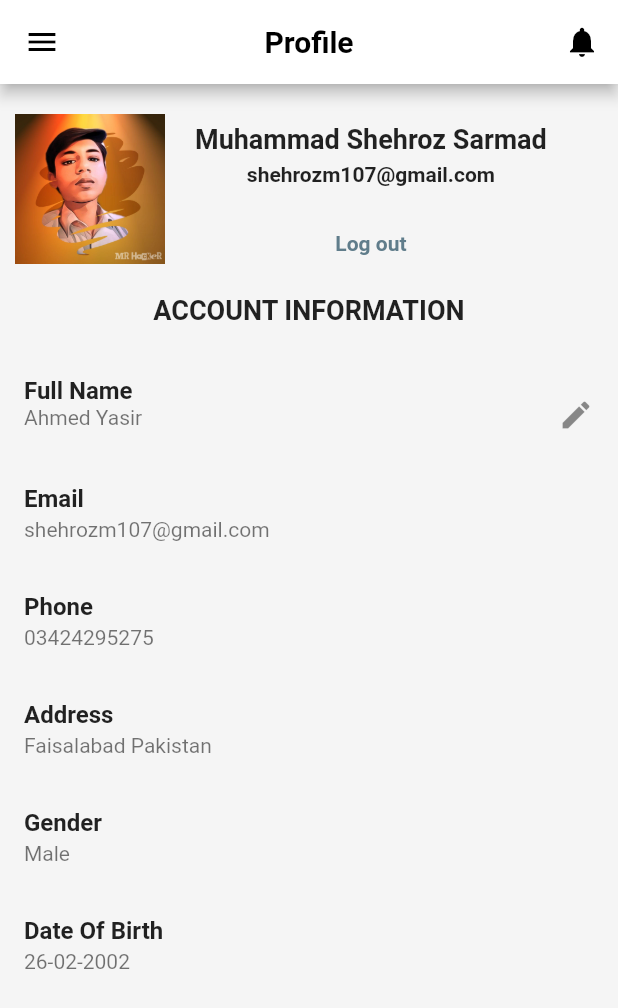
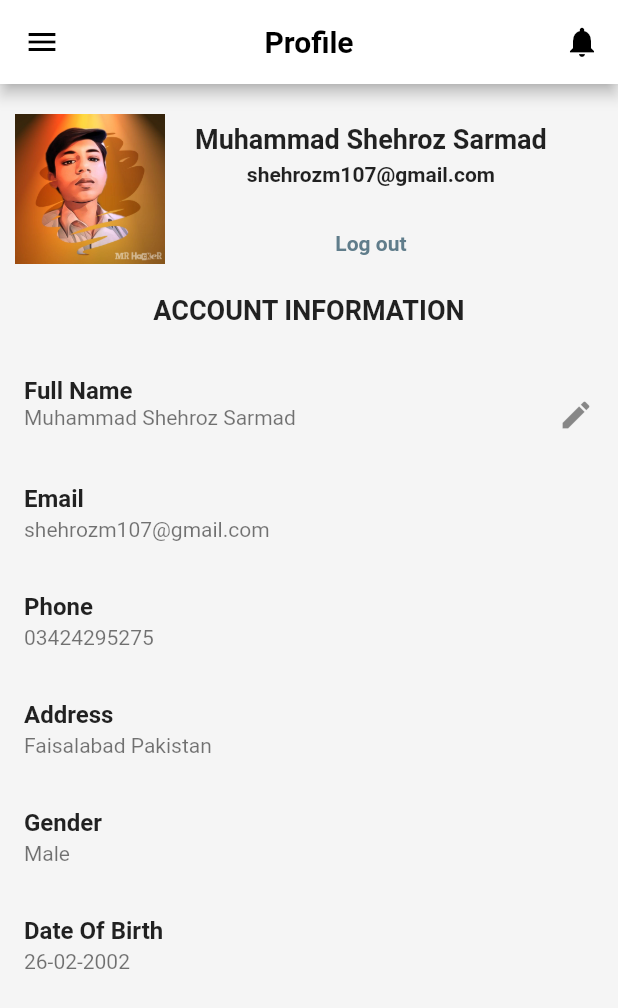
Before and after one commit to MShehrozSarmad/ecom_app, a Flutter app: the AccountsPage screen opened directly, on a phone screen of 412 x 824 dp. Shown: the top 1008 px of the screen. Run offline on Flutter 3.47's test engine with Material 2 defaults, Android fonts, the phone set to English and light mode, and no system bars.

Commit message:
Update main.dart

```diff
--- a/lib/main.dart
+++ b/lib/main.dart
@@ -209,7 +209,7 @@ class _AccountsPageState extends State<AccountsPage> {
                 'Full Name',
                 style: TextStyle(fontWeight: FontWeight.bold, fontSize: 16.0),
               ),
-              subtitle: Text('Ahmed Yasir\n'),
+              subtitle: Text('Muhammad Shehroz Sarmad\n'),
               trailing: Icon(Icons.edit),
             ),
             CustomListTile('Email', 'shehrozm107@gmail.com'),
```
